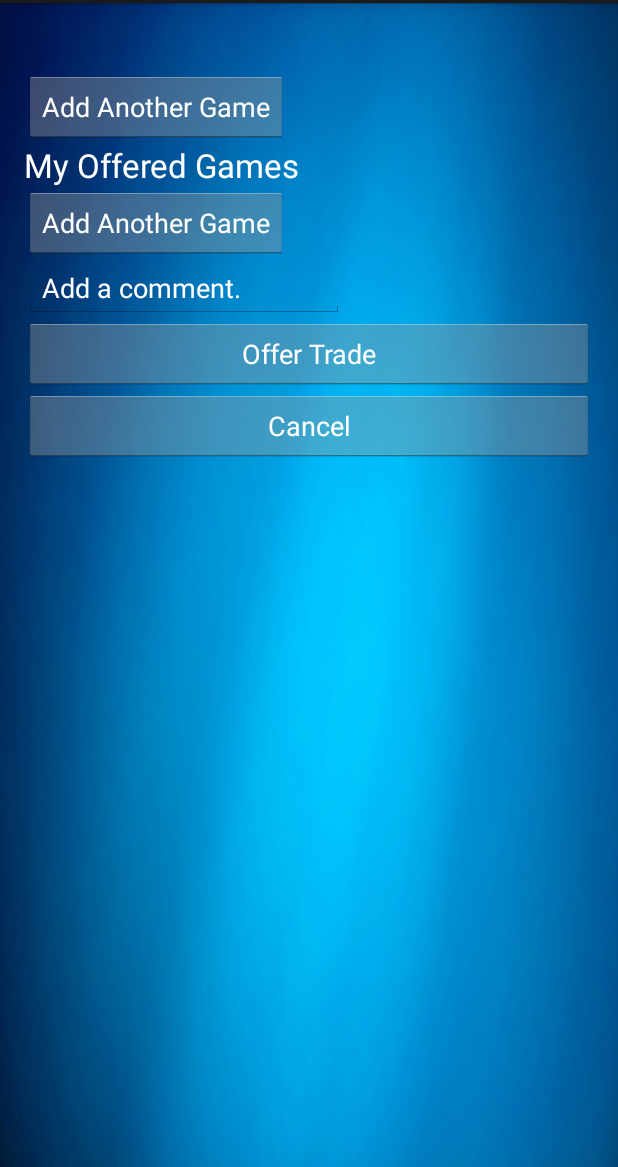
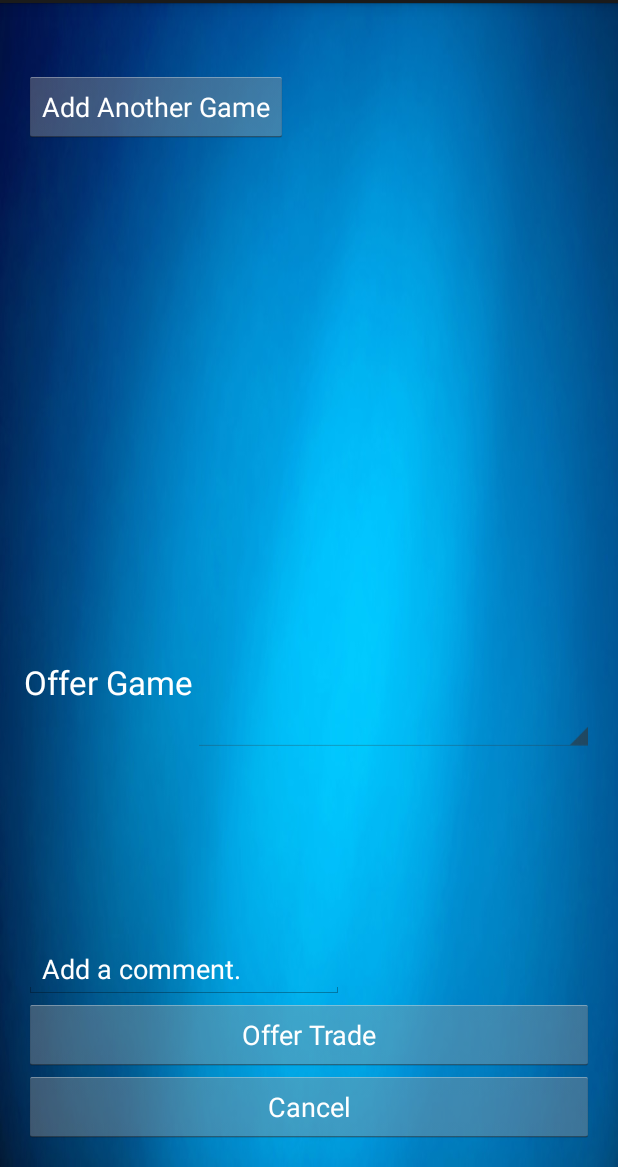
Before and after one commit to CMPUT301F15T14/AndroidDesignProject, an Android app: the layout activity_trade.xml on its own in the app's theme, with its tools: preview values and no code run, on a phone screen of 412 x 824 dp, the part 69-1236 px from its top. Run offline under Robolectric (Android 15) with nearby library versions, the phone set to English and light mode, and no system bars; network calls fail.

Commit message:
add trade things

```diff
--- a/app/src/main/java/ca/ualberta/t14/gametrader/EditInventoryItemActivity.java
+++ b/app/src/main/java/ca/ualberta/t14/gametrader/EditInventoryItemActivity.java
@@ -136,7 +136,8 @@ public class EditInventoryItemActivity extends Activity {
 
         //noinspection SimplifiableIfStatement
         if (id == R.id.action_settings) {
-            return true;
+            Intent intent = new Intent(EditInventoryItemActivity.this, SettingActivity.class);
+            startActivity(intent);
         }
 
         return super.onOptionsItemSelected(item);
--- a/app/src/main/java/ca/ualberta/t14/gametrader/EditProfileActivity.java
+++ b/app/src/main/java/ca/ualberta/t14/gametrader/EditProfileActivity.java
@@ -117,7 +117,8 @@ public class EditProfileActivity extends Activity {
 
         //noinspection SimplifiableIfStatement
         if (id == R.id.action_settings) {
-            return true;
+            Intent intent = new Intent(EditProfileActivity.this, SettingActivity.class);
+            startActivity(intent);
         }
 
         return super.onOptionsItemSelected(item);
--- a/app/src/main/java/ca/ualberta/t14/gametrader/InventoryListActivity.java
+++ b/app/src/main/java/ca/ualberta/t14/gametrader/InventoryListActivity.java
@@ -189,7 +189,8 @@ public class InventoryListActivity extends Activity {
 
         //noinspection SimplifiableIfStatement
         if (id == R.id.action_settings) {
-            return true;
+            Intent intent = new Intent(InventoryListActivity.this, SettingActivity.class);
+            startActivity(intent);
         }
 
         return super.onOptionsItemSelected(item);
--- a/app/src/main/java/ca/ualberta/t14/gametrader/MainActivity.java
+++ b/app/src/main/java/ca/ualberta/t14/gametrader/MainActivity.java
@@ -133,7 +133,8 @@ public class MainActivity extends Activity {
 
         //noinspection SimplifiableIfStatement
         if (id == R.id.action_settings) {
-            return true;
+            Intent intent = new Intent(MainActivity.this, SettingActivity.class);
+            startActivity(intent);
         }
 
         return super.onOptionsItemSelected(item);
--- a/app/src/main/java/ca/ualberta/t14/gametrader/MainMenuController.java
+++ b/app/src/main/java/ca/ualberta/t14/gametrader/MainMenuController.java
@@ -12,7 +12,7 @@ import java.io.IOException;
 public class MainMenuController {
     User user = new User();
     SettingsMode settingsMode = new SettingsMode();
-    NetworkController netCtrl = new NetworkController();
+    //NetworkController netCtrl = new NetworkController();
 
     /**
      * Initializes all singletons upon program start so that they are accessible by all activities
@@ -66,7 +66,7 @@ public class MainMenuController {
                     e.printStackTrace();
                 }
 
-                UserSingleton.getInstance().getUser().addObserver(netCtrl);
+                //UserSingleton.getInstance().getUser().addObserver(netCtrl);
 
                 // Try to load the user's settings.
                 try {
--- a/app/src/main/java/ca/ualberta/t14/gametrader/ProfileActivity.java
+++ b/app/src/main/java/ca/ualberta/t14/gametrader/ProfileActivity.java
@@ -101,8 +101,8 @@ public class ProfileActivity extends Activity {
 
         //noinspection SimplifiableIfStatement
         if (id == R.id.action_settings) {
-            return true;
-        }
+            Intent intent = new Intent(ProfileActivity.this, SettingActivity.class);
+            startActivity(intent);        }
 
         return super.onOptionsItemSelected(item);
     }
--- a/app/src/main/java/ca/ualberta/t14/gametrader/Trade.java
+++ b/app/src/main/java/ca/ualberta/t14/gametrader/Trade.java
@@ -17,6 +17,9 @@
  */
 
 package ca.ualberta.t14.gametrader;
+
+import android.widget.ArrayAdapter;
+import android.widget.ListView;
 
 import java.util.ArrayList;
 
--- a/app/src/main/res/layout/activity_trade.xml
+++ b/app/src/main/res/layout/activity_trade.xml
@@ -11,7 +11,8 @@
 
 <ScrollView
     android:layout_width="fill_parent"
-    android:layout_height="fill_parent">
+    android:layout_height="fill_parent"
+    android:id="@+id/scrollView2">
 
     <RelativeLayout
         android:layout_width="fill_parent"
@@ -44,33 +45,36 @@
         android:layout_below="@+id/tradeFor"
         android:layout_alignParentStart="true" />
 
+    </RelativeLayout>
+</ScrollView>
+
+    <Button
+        android:layout_width="fill_parent"
+        android:layout_height="wrap_content"
+        android:text="@string/cancelTrade"
+        android:textColor="#ffffff"
+        android:id="@+id/cancelTrade"
+        android:layout_alignBottom="@+id/scrollView2"
+        android:layout_alignParentEnd="true" />
+
     <TextView
         android:layout_width="wrap_content"
         android:layout_height="wrap_content"
-        android:text="@string/myGames"
+        android:text="@string/gameoffer"
         android:textAppearance="?android:attr/textAppearanceLarge"
         android:textColor="#ffffff"
-        android:id="@+id/myGames"
-        android:layout_below="@+id/tradeAsk"
-        android:layout_alignParentStart="true" />
-
-    <ListView
-        android:layout_width="wrap_content"
-        android:layout_height="wrap_content"
-        android:id="@+id/tradeOffer"
-        android:layout_alignParentStart="true"
-        android:background="#0e97f1"
-        android:layout_below="@+id/myGames"
-        android:visibility="visible" />
+        android:id="@+id/gameOffer"
+        android:layout_above="@+id/offerGame"
+        android:layout_alignParentLeft="true" />
 
     <Button
-        android:layout_width="wrap_content"
+        android:layout_width="fill_parent"
         android:layout_height="wrap_content"
-        android:text="@string/tradeAsk"
+        android:text="@string/makeTrade"
         android:textColor="#ffffff"
-        android:id="@+id/offerGame"
-        android:layout_below="@+id/tradeOffer"
-        android:layout_alignParentStart="true" />
+        android:id="@+id/makeTrade"
+        android:layout_above="@+id/cancelTrade"
+        android:layout_alignParentEnd="true" />
 
     <EditText
         android:layout_width="wrap_content"
@@ -80,26 +84,16 @@
         android:textColor="#ffffff"
         android:id="@+id/comment"
         android:text="Add a comment."
-        android:layout_below="@+id/offerGame" />
-
-    <Button
-        android:layout_width="fill_parent"
-        android:layout_height="wrap_content"
-        android:text="@string/makeTrade"
-        android:textColor="#ffffff"
-        android:id="@+id/makeTrade"
-        android:layout_below="@+id/comment"
+        android:layout_above="@+id/makeTrade"
         android:layout_alignParentStart="true" />
 
-    <Button
-        android:layout_width="fill_parent"
+    <Spinner
+        android:layout_width="wrap_content"
         android:layout_height="wrap_content"
-        android:text="@string/cancelTrade"
-        android:textColor="#ffffff"
-        android:id="@+id/cancelTrade"
-        android:layout_below="@+id/makeTrade"
-        android:layout_alignParentStart="true" />
-    </RelativeLayout>
-</ScrollView>
+        android:id="@+id/offerGame"
+        android:layout_above="@+id/comment"
+        android:layout_alignParentEnd="true"
+        android:layout_marginBottom="125dp"
+        android:layout_toRightOf="@+id/gameOffer" />
 
 </RelativeLayout>
--- a/app/src/main/res/values/strings.xml
+++ b/app/src/main/res/values/strings.xml
@@ -25,11 +25,11 @@
     <string name="title_activity_settings">Settings</string>
 
     <string name="AddInventory">Add Game to Inventory</string>
-    <string name="invetoryList">Inventory List</string>
+    <string name="inventoryList">Inventory List</string>
     <string name="title_activity_add_inventory">AddInventory</string>
     <string name="additionalInfo">Additional Info:</string>
     <string name="Address">Address:</string>
-    <string name="adressString">Address</string>
+    <string name="addressString">Address</string>
     <string name="phone">Phone:</string>
     <string name="contactInfo">Contact Information:</string>
     <string name="condition">Condition:</string>
@@ -64,6 +64,7 @@
     <string name="searchConsoleText">Search By Game Console</string>
     <string name="searchNameText">Search By Name</string>
     <string name="delete">Delete</string>
+    <string name="gameoffer">Offer Game</string>
 
     <string-array name="platforms_array">
         <item>PC</item>
```
Also changed, not shown: app/src/main/java/ca/ualberta/t14/gametrader/InventoryItemActivity.java (+15 -2 lines), app/src/main/java/ca/ualberta/t14/gametrader/TradeActivity.java (+62 -0 lines), app/src/main/res/layout/activity_inventory_item.xml (+18 -0 lines).
